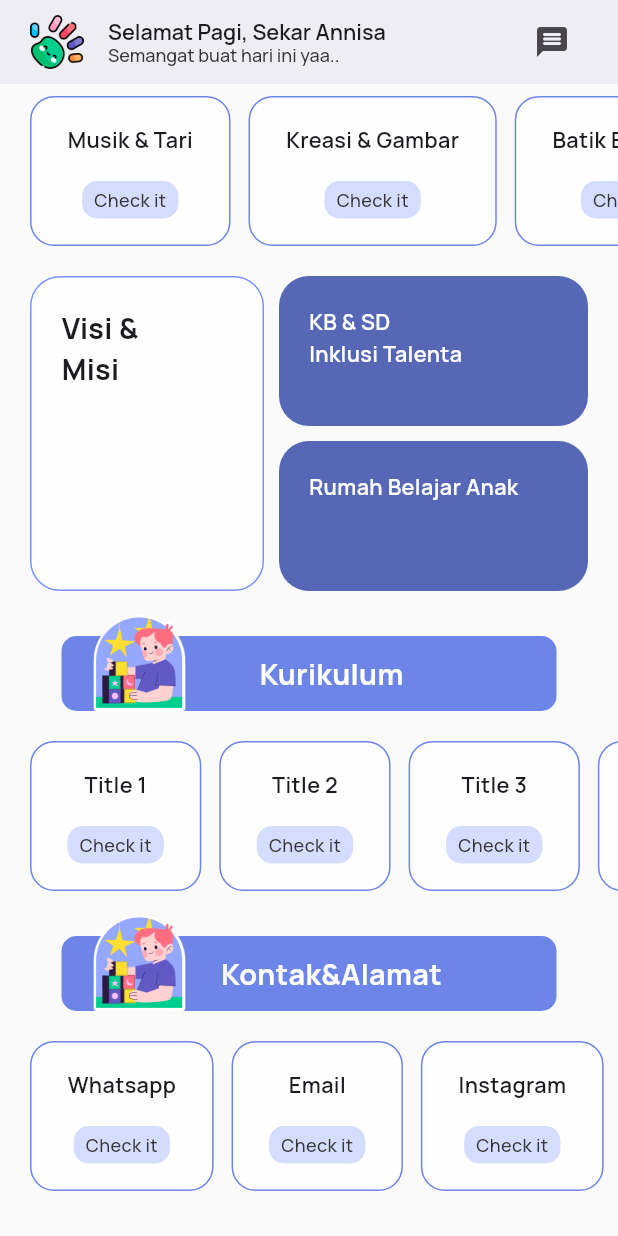
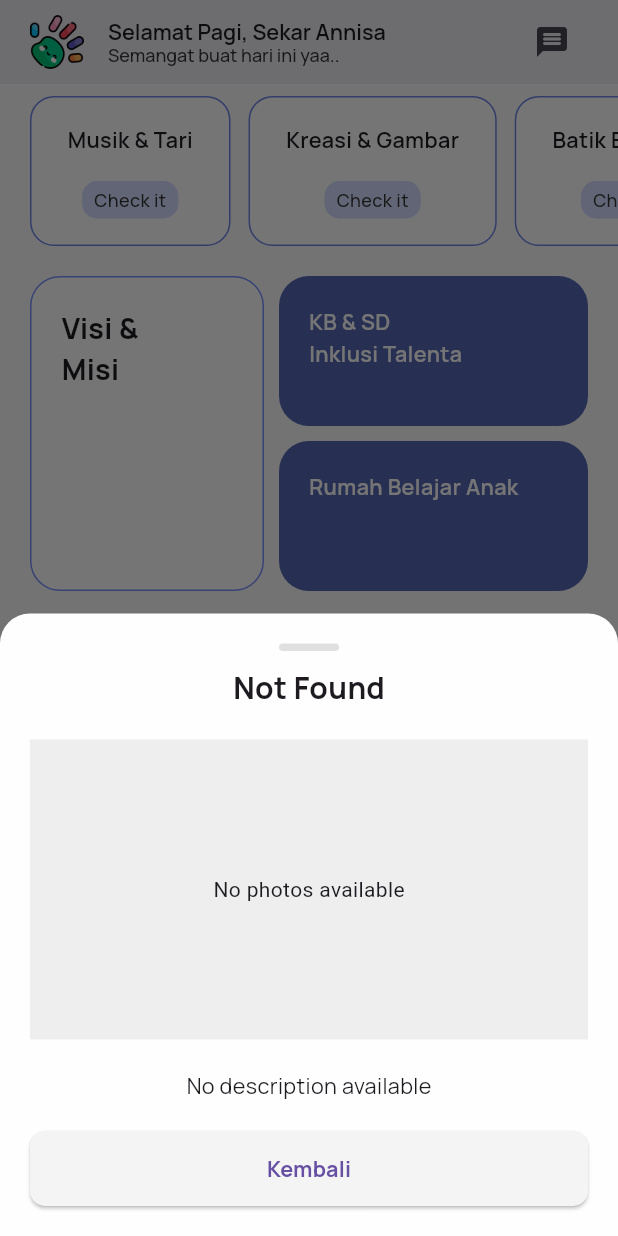
Before and after one commit to Asyelvaa/TalentaKu, a Flutter app: the screen it shows after launch, scrolled down 463 dp, after a tap on "Check it", on a phone screen of 412 x 824 dp. Run offline on Flutter 3.47's test engine with Material 3 defaults, Android fonts, the phone set to English and light mode, and no system bars; our stand-ins replace get, google_fonts, iconsax.

Commit message:
[AV] create model data & component homepage information

```diff
--- a/lib/main.dart
+++ b/lib/main.dart
@@ -6,6 +6,7 @@ import 'infrastructure/navigation/navigation.dart';
 import 'infrastructure/navigation/routes.dart';
 
 void main() async {
+  WidgetsFlutterBinding.ensureInitialized();
   var initialRoute = await Routes.initialRoute;
   runApp(Main(initialRoute));
 }
--- /dev/null
+++ b/lib/presentation/home_page/Component/home_bottomsheet_information.dart
@@ -0,0 +1,96 @@
+import 'package:flutter/material.dart';
+import 'package:get/get.dart';
+import 'package:flutter_talentaku/infrastructure/theme/theme.dart';
+
+class HomeBottomsheetInformation extends StatelessWidget {
+  final String informationTitle;
+  final List<String> photoList;
+  final String descriptionContent;
+
+  const HomeBottomsheetInformation({
+    Key? key,
+    required this.informationTitle,
+    required this.photoList,
+    required this.descriptionContent,
+  }) : super(key: key);
+
+  @override
+  Widget build(BuildContext context) {
+    return Container(
+      padding: EdgeInsets.all(20),
+      decoration: BoxDecoration(
+        borderRadius: BorderRadius.vertical(top: Radius.circular(20)),
+        color: AppColor.white,
+      ),
+      child: Column(
+        mainAxisSize: MainAxisSize.min,
+        children: [
+          Container(
+            width: 40,
+            height: 5,
+            decoration: BoxDecoration(
+              borderRadius: BorderRadius.circular(10),
+              color: Colors.grey[300],
+            ),
+          ),
+          SizedBox(height: 10),
+          Text(
+            informationTitle,
+            style: AppTextStyle.tsTitle.copyWith(fontSize: 20),
+          ),
+          SizedBox(height: 20),
+          Container(
+            height: 200,
+            color: Colors.grey[200],
+            child: photoList.isEmpty
+                ? Center(child: Text("No photos available"))
+                : ListView.builder(
+                    scrollDirection: Axis.horizontal,
+                    itemCount: photoList.length,
+                    itemBuilder: (context, index) {
+                      return Padding(
+                        padding: const EdgeInsets.all(8.0),
+                        child: Image.network(photoList[index],
+                        fit: BoxFit.cover,
+                          errorBuilder: (context, error, stackTrace) {
+                            return Container(
+                              color: Colors.grey,
+                              child: Icon(
+                                Icons.error,
+                                color: Colors.red,
+                              ),
+                            );
+                          },
+                        ),
+                      );
+                    },
+                  ),
+          ),
+          SizedBox(height: 20),
+          Flexible(
+            child: SingleChildScrollView(
+              child: Text(
+                descriptionContent,
+                style: AppTextStyle.tsNormal.copyWith(fontWeight: FontWeight.normal),
+              ),
+            ),
+          ),
+          SizedBox(height: 20),
+          ElevatedButton(
+            onPressed: () {
+              Get.back();
+            },
+            style: ElevatedButton.styleFrom(
+              backgroundColor: AppColor.grey,
+              shape: RoundedRectangleBorder(
+                borderRadius: BorderRadius.circular(10),
+              ),
+              minimumSize: Size(double.infinity, 50), // Button size
+            ),
+            child: Text('Kembali', style: AppTextStyle.tsNormal.copyWith(fontWeight: FontWeight.bold)),
+          ),
+        ],
+      ),
+    );
+  }
+}
--- /dev/null
+++ b/lib/presentation/home_page/Component/home_kbsd_information.dart
@@ -0,0 +1,26 @@
+import 'package:flutter/material.dart';
+
+import '../../../infrastructure/theme/theme.dart';
+
+class KbSdTalentaComponent extends StatelessWidget {
+  const KbSdTalentaComponent({
+    super.key,
+  });
+
+  @override
+  Widget build(BuildContext context) {
+    return Container(
+      width: widthScreen * 0.5,
+      height: 100,
+      decoration: BoxDecoration(
+          borderRadius: BorderRadius.circular(20),
+          color: AppColor.blue700),
+      child: Padding(
+        padding: EdgeInsets.all(20),
+        child: Text("KB & SD \nInklusi Talenta",
+            textAlign: TextAlign.start,
+            style: AppTextStyle.tsNormal.copyWith(color: AppColor.white)),
+      ),
+    );
+  }
+}
--- /dev/null
+++ b/lib/presentation/home_page/Component/home_rba_information.dart
@@ -0,0 +1,26 @@
+import 'package:flutter/material.dart';
+
+import '../../../infrastructure/theme/theme.dart';
+
+class RbaTalentaComponent extends StatelessWidget {
+  const RbaTalentaComponent({
+    super.key,
+  });
+
+  @override
+  Widget build(BuildContext context) {
+    return Container(
+      width: widthScreen * 0.5,
+      height: 100,
+      decoration: BoxDecoration(
+          borderRadius: BorderRadius.circular(20),
+          color: AppColor.blue700),
+      child: Padding(
+        padding: EdgeInsets.all(20),
+        child: Text("Rumah Belajar Anak",
+            textAlign: TextAlign.start,
+            style: AppTextStyle.tsNormal.copyWith(color: AppColor.white)),
+      ),
+    );
+  }
+}
--- /dev/null
+++ b/lib/presentation/home_page/Component/home_visimisi_information.dart
@@ -0,0 +1,36 @@
+import 'package:flutter/material.dart';
+import 'package:get/get.dart';
+
+import '../../../infrastructure/theme/theme.dart';
+import '../models/information_data.dart';
+import 'home_popup_infromation.dart';
+
+class VisiMisiComponent extends StatelessWidget {
+  const VisiMisiComponent({
+    super.key,
+  });
+
+  @override
+  Widget build(BuildContext context) {
+    return Expanded(
+      child: GestureDetector(
+        onTap: () {
+          Get.dialog(HomePopupInformation(information: informationMockupData[0]));
+        },
+        child: Container(
+          padding: EdgeInsets.all(20),
+          height: 210,
+          decoration: BoxDecoration(
+              borderRadius:
+                  BorderRadius.all(Radius.circular(20)),
+              border: Border.all(
+                  color: AppColor.blue500, width: 1),
+              color: AppColor.white),
+          child: Text("Visi & \nMisi",
+              textAlign: TextAlign.start,
+              style: AppTextStyle.tsTitle),
+        ),
+      ),
+    );
+  }
+}
--- a/lib/presentation/home_page/Component/slide_information.dart
+++ b/lib/presentation/home_page/Component/slide_information.dart
@@ -3,7 +3,9 @@ import 'package:flutter_talentaku/presentation/global_component/text_background.
 import 'package:get/get.dart';
 
 import '../../../infrastructure/theme/theme.dart';
+import '../models/program_data.dart';
 import 'header_content.dart';
+import 'home_bottomsheet_information.dart';
 
 class SlideInformation extends StatelessWidget {
   final String headerContent;
@@ -52,8 +54,29 @@ class Content extends StatelessWidget {
     required this.contentTitle,
   });
 
+  void _showProgramDetails(BuildContext context, Program program) {
+    Get.bottomSheet(
+      HomeBottomsheetInformation(
+        informationTitle: program.title,
+        photoList: program.photos,
+        descriptionContent: program.description,
+      ),
+      isScrollControlled: true,
+    );
+  }
+
   @override
   Widget build(BuildContext context) {
+
+    final program = mockProgramData.firstWhere(
+      (program) => program.title == contentTitle,
+      orElse: () => Program(
+        title: 'Not Found',
+        description: 'No description available',
+        photos: [],
+      ),
+    );
+
     return Padding(
       padding: const EdgeInsets.only(right:12),
       child: Container(
@@ -74,7 +97,7 @@ class Content extends StatelessWidget {
               ),
               GestureDetector(
                 onTap: () {
-
+                  _showProgramDetails(context, program);
                 },
                 child: TextWithBackground(
                   colorBackground: AppColor.blue100,
--- a/lib/presentation/home_page/home_page.screen.dart
+++ b/lib/presentation/home_page/home_page.screen.dart
@@ -4,7 +4,10 @@ import 'package:get/get.dart';
 import '../../infrastructure/theme/theme.dart';
 import '../global_component/default_appbar.dart';
 import 'Component/class_information.dart';
+import 'Component/home_kbsd_information.dart';
+import 'Component/home_rba_information.dart';
 import 'Component/slide_information.dart';
+import 'Component/home_visimisi_information.dart';
 import 'controllers/home_page.controller.dart';
 
 class HomePageScreen extends GetView<HomePageController> {
@@ -42,56 +45,18 @@ class HomePageScreen extends GetView<HomePageController> {
                 padding: EdgeInsets.symmetric(horizontal: 20, vertical: 10),
                 child: Row(
                   children: [
-                    Expanded(
-                      child: Container(
-                        padding: EdgeInsets.all(20),
-                        height: 210,
-                        decoration: BoxDecoration(
-                            borderRadius:
-                                BorderRadius.all(Radius.circular(20)),
-                            border: Border.all(
-                                color: AppColor.blue500, width: 1),
-                            color: AppColor.white),
-                        child: Text("Visi & \nMisi",
-                            textAlign: TextAlign.start,
-                            style: AppTextStyle.tsTitle),
-                      ),
-                    ),
+                    VisiMisiComponent(),
                     SizedBox(
                       width: 10,
                     ),
                     Column(
                       mainAxisAlignment: MainAxisAlignment.spaceEvenly,
                       children: [
-                        Container(
-                          width: widthScreen * 0.5,
-                          height: 100,
-                          decoration: BoxDecoration(
-                              borderRadius: BorderRadius.circular(20),
-                              color: AppColor.blue700),
-                          child: Padding(
-                            padding: EdgeInsets.all(20),
-                            child: Text("KB & SD \nInklusi Talenta",
-                                textAlign: TextAlign.start,
-                                style: AppTextStyle.tsNormal.copyWith(color: AppColor.white)),
-                          ),
-                        ),
+                        KbSdTalentaComponent(),
                         SizedBox(
                           height: 10,
                         ),
-                        Container(
-                          width: widthScreen * 0.5,
-                          height: 100,
-                          decoration: BoxDecoration(
-                              borderRadius: BorderRadius.circular(20),
-                              color: AppColor.blue700),
-                          child: Padding(
-                            padding: EdgeInsets.all(20),
-                            child: Text("Rumah Belajar Anak",
-                                textAlign: TextAlign.start,
-                                style: AppTextStyle.tsNormal.copyWith(color: AppColor.white)),
-                          ),
-                        ),
+                        RbaTalentaComponent(),
                       ],
                     ),
                   ],
--- /dev/null
+++ b/lib/presentation/home_page/models/information_data.dart
@@ -0,0 +1,52 @@
+class Information {
+  final String title;
+  final List<InformationContent> contents;
+
+  Information({required this.title, required this.contents});
+
+  factory Information.fromJson(Map<String, dynamic> json) {
+    var list = json['contents'] as List;
+    List<InformationContent> contentList = list.map((i) => InformationContent.fromJson(i)).toList();
+    return Information(
+      title: json['title'],
+      contents: contentList,
+    );
+  }
+}
+class InformationContent {
+  final String title;
+  final List<String> description;
+
+  InformationContent({required this.title, required this.description});
+
+  factory InformationContent.fromJson(Map<String, dynamic> json) {
+    return InformationContent(
+      title: json['title'],
+      description: json['description'],
+    );
+  }
+}
+
+
+List<Information> informationMockupData = [
+  Information(
+    title: 'Visi & Misi',
+    contents: [
+      InformationContent(
+        title: 'Visi',
+        description: [
+          'Pendidikan Untuk semua : Eksploratif, Ekspresif, Mandiri dan Berkarakter',
+        ],
+      ),
+      InformationContent(
+        title: 'Misi',
+        description: [
+          '1. memberikan layanan pendidikan untuk semua anak tanpa membedakan kebutuhannya (abk dan Non ABK), sesuai dengan nilai-nilai moral dan agama',
+          '2. Memberikan layanan kegiatan bermain sesuai minat untuk menggali dan mengembangkan potensi anak',
+          '3. Membantu semua anak untuk mengembangkan diri dalam memecahkan masalah sehari-hari sesuai tahap perkembangannya',
+          '4. Memberikan pengasuhan dan pembelajaran sesuai kondisi, potensi, dan budaya setempat',
+        ],
+      ),
+    ]
+  ),
+  ];
--- /dev/null
+++ b/lib/presentation/home_page/models/program_data.dart
@@ -0,0 +1,39 @@
+class Program {
+  final String title;
+  final String description;
+  final List<String> photos;
+
+  Program({
+    required this.title,
+    required this.description,
+    required this.photos,
+  });
+}
+
+List<Program> mockProgramData = [
+  Program(
+    title: 'Terapi wicara',
+    description: 'Program terapi wicara untuk meningkatkan kemampuan bicara anak.',
+    photos: ['https://example.com/photo1.jpg', 'https://example.com/photo2.jpg'],
+  ),
+  Program(
+    title: 'Pijat stimulasi',
+    description: 'Program pijat stimulasi untuk merangsang perkembangan motorik anak.',
+    photos: ['https://example.com/photo3.jpg', 'https://example.com/photo4.jpg'],
+  ),
+  Program(
+    title: 'English Special Club',
+    description: 'Club khusus untuk belajar bahasa Inggris dengan cara menyenangkan.',
+    photos: ['https://example.com/photo5.jpg', 'https://example.com/photo6.jpg'],
+  ),
+  Program(
+    title: 'Outing Class',
+    description: 'Kelas luar ruangan untuk pembelajaran langsung di alam.',
+    photos: ['https://example.com/photo7.jpg', 'https://example.com/photo8.jpg'],
+  ),
+  Program(
+    title: 'Catering Sehat',
+    description: 'Program catering sehat untuk anak-anak.',
+    photos: ['https://example.com/photo9.jpg', 'https://example.com/photo10.jpg'],
+  ),
+];
--- a/pubspec.yaml
+++ b/pubspec.yaml
@@ -12,6 +12,7 @@ dependencies:
   get: 4.6.6
   google_fonts: ^6.2.1
   iconsax: ^0.0.8
+  persistent_bottom_nav_bar: ^5.0.2
 
 dev_dependencies:
   flutter_test:
@@ -22,6 +23,5 @@ flutter:
   uses-material-design: true
 
   # uses-material-design: true
-
   assets:
     - assets/images/
```
Also changed, not shown: lib/presentation/home_page/Component/home_popup_infromation.dart (added, +65 -0 lines), lib/infrastructure/navigation/navigation.dart (line endings or trailing spaces), pubspec.lock.
